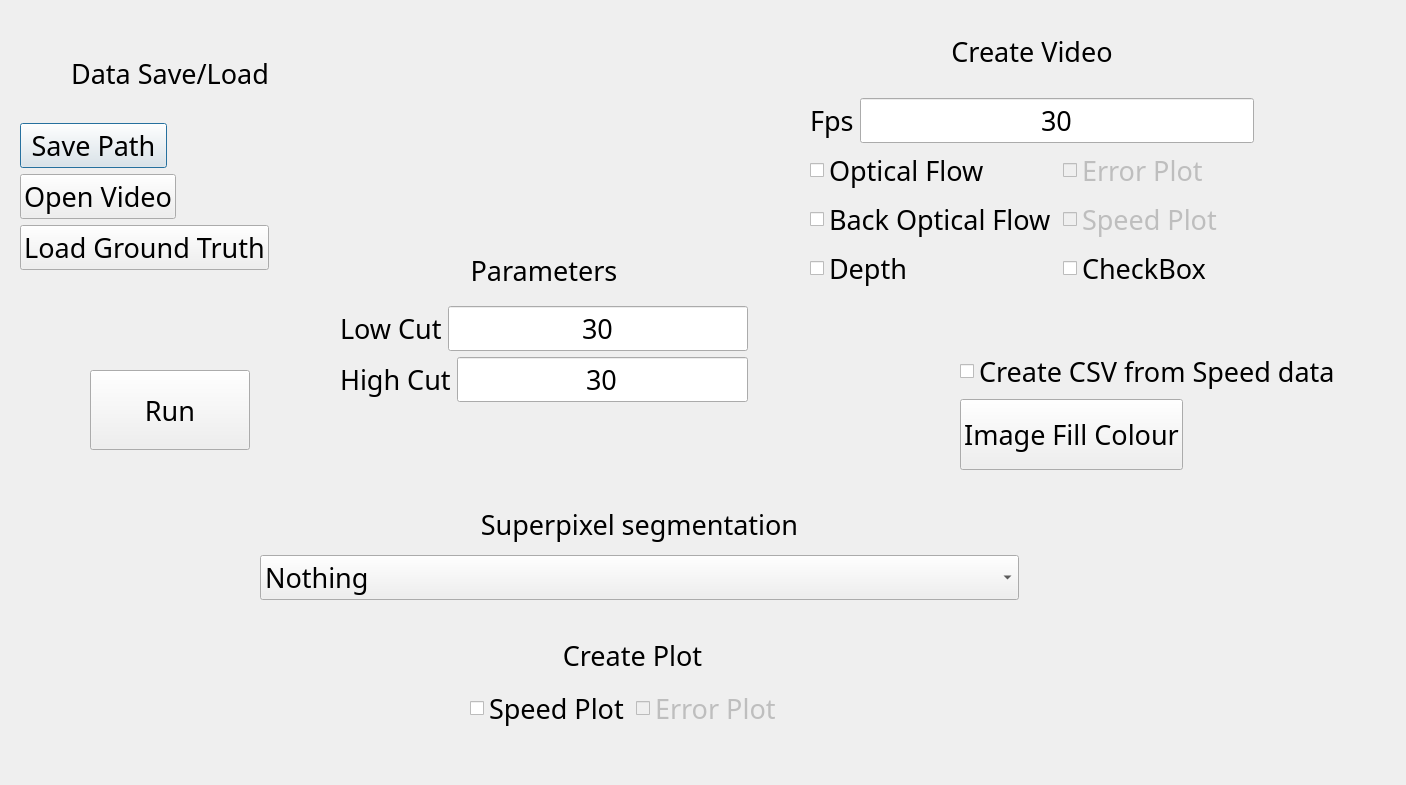
kevinhartyanyi/BSC-Thesis, file application/dialog2.ui: the form before one commit.
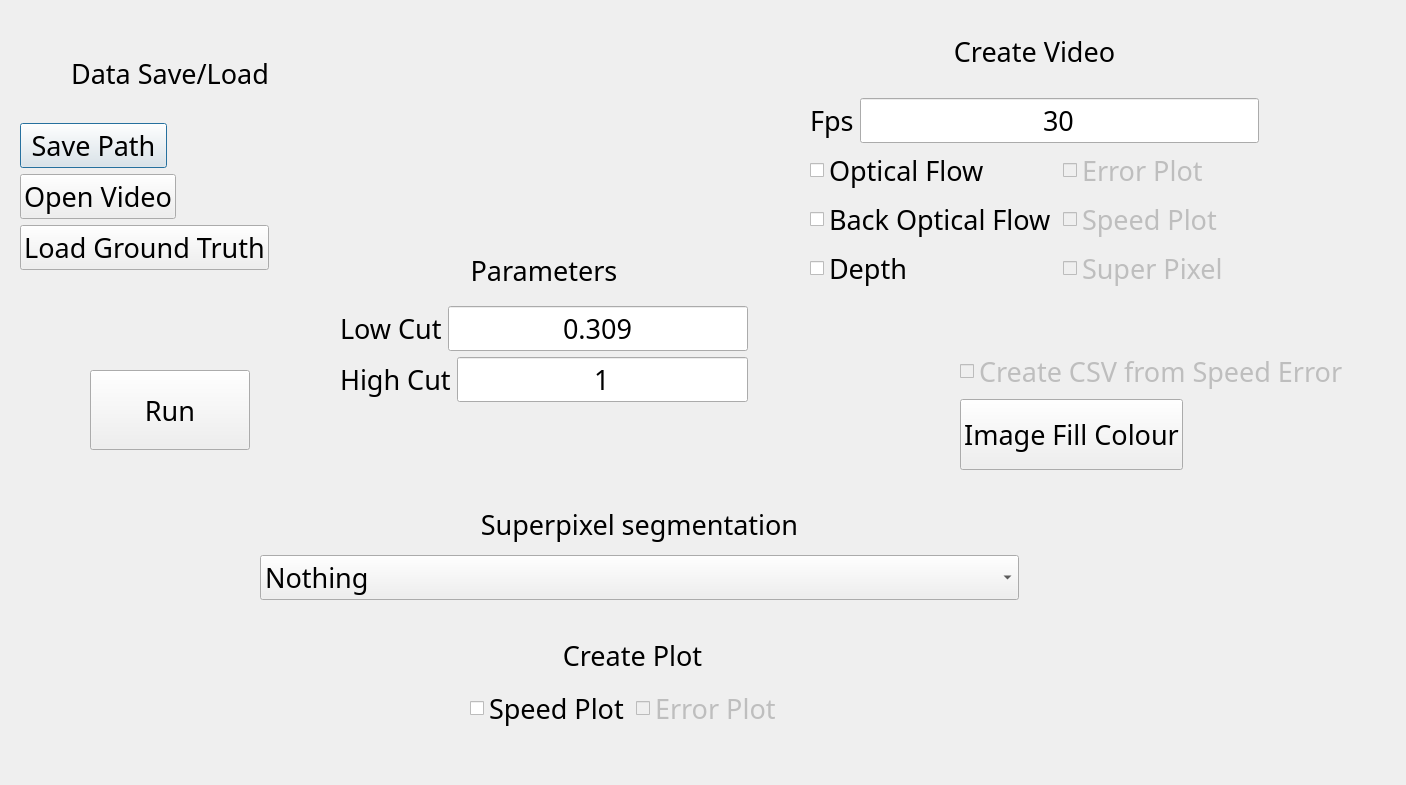
The form after the commit.

Patch:
```diff
--- a/application/dialog2.ui
+++ b/application/dialog2.ui
@@ -82,7 +82,7 @@
     <rect>
      <x>810</x>
      <y>10</y>
-     <width>444</width>
+     <width>449</width>
      <height>280</height>
     </rect>
    </property>
@@ -235,7 +235,10 @@
          </widget>
         </item>
         <item>
-         <widget class="QCheckBox" name="checkBox_4">
+         <widget class="QCheckBox" name="c_super_pixel_video">
+          <property name="enabled">
+           <bool>false</bool>
+          </property>
           <property name="font">
            <font>
             <family>GE Inspira</family>
@@ -243,7 +246,7 @@
            </font>
           </property>
           <property name="text">
-           <string>CheckBox</string>
+           <string>Super Pixel</string>
           </property>
          </widget>
         </item>
@@ -539,7 +542,7 @@
            <string>The fps for the created videos</string>
           </property>
           <property name="text">
-           <string>30</string>
+           <string>0.309</string>
           </property>
           <property name="alignment">
            <set>Qt::AlignCenter</set>
@@ -575,7 +578,7 @@
            <string>The fps for the created videos</string>
           </property>
           <property name="text">
-           <string>30</string>
+           <string>1</string>
           </property>
           <property name="alignment">
            <set>Qt::AlignCenter</set>
@@ -593,13 +596,16 @@
     <rect>
      <x>960</x>
      <y>350</y>
-     <width>408</width>
+     <width>411</width>
      <height>120</height>
     </rect>
    </property>
    <layout class="QVBoxLayout" name="verticalLayout_12">
     <item>
-     <widget class="QCheckBox" name="c_depth_2">
+     <widget class="QCheckBox" name="c_csv">
+      <property name="enabled">
+       <bool>false</bool>
+      </property>
       <property name="font">
        <font>
         <family>GE Inspira</family>
@@ -610,7 +616,7 @@
        <string>Video of depth estimation</string>
       </property>
       <property name="text">
-       <string>Create CSV from Speed data</string>
+       <string>Create CSV from Speed Error</string>
       </property>
      </widget>
     </item>
```
Left out of the diff: 4 changed lines with no effect on the pictures.
